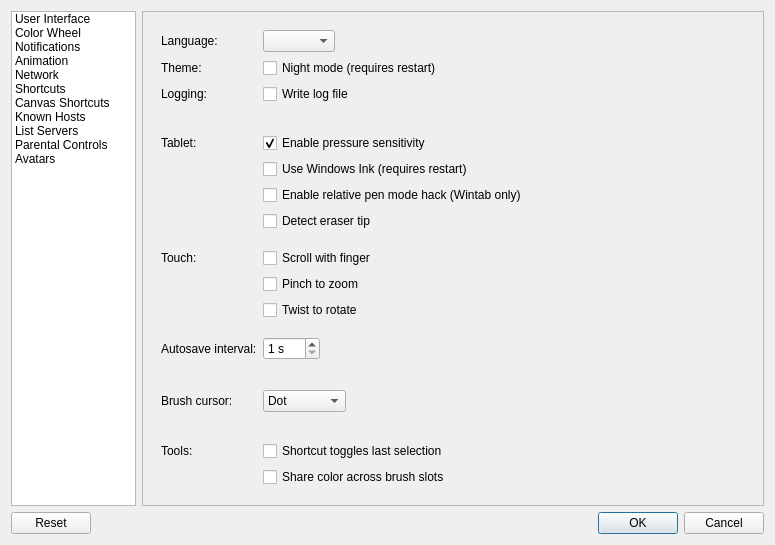
drawpile/Drawpile, file src/desktop/ui/settings.ui: the form before one commit.
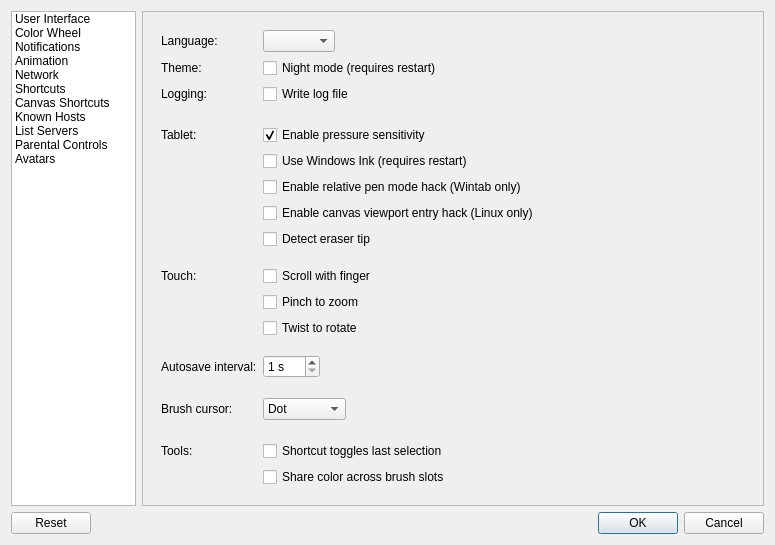
The form after the commit. The open tabs and pages were chosen to show the change. Icons and pictures are not drawn. Custom widgets are drawn as their Qt base class.

Commit message: Implement canvas viewport entry hack for Linux

```diff
--- a/src/desktop/ui/settings.ui
+++ b/src/desktop/ui/settings.ui
@@ -176,14 +176,14 @@
               </property>
              </widget>
             </item>
-            <item row="9" column="1">
+            <item row="10" column="1">
              <widget class="QCheckBox" name="tabletEraser">
               <property name="text">
                <string>Detect eraser tip</string>
               </property>
              </widget>
             </item>
-            <item row="10" column="1">
+            <item row="11" column="1">
              <spacer name="verticalSpacer_5">
               <property name="orientation">
                <enum>Qt::Vertical</enum>
@@ -199,35 +199,35 @@
               </property>
              </spacer>
             </item>
-            <item row="11" column="0">
+            <item row="12" column="0">
              <widget class="QLabel" name="label_12">
               <property name="text">
                <string>Touch:</string>
               </property>
              </widget>
             </item>
-            <item row="11" column="1">
+            <item row="12" column="1">
              <widget class="QCheckBox" name="touchscroll">
               <property name="text">
                <string>Scroll with finger</string>
               </property>
              </widget>
             </item>
-            <item row="12" column="1">
+            <item row="13" column="1">
              <widget class="QCheckBox" name="touchpinch">
               <property name="text">
                <string>Pinch to zoom</string>
               </property>
              </widget>
             </item>
-            <item row="13" column="1">
+            <item row="14" column="1">
              <widget class="QCheckBox" name="touchtwist">
               <property name="text">
                <string>Twist to rotate</string>
               </property>
              </widget>
             </item>
-            <item row="14" column="1">
+            <item row="15" column="1">
              <spacer name="verticalSpacer_3">
               <property name="orientation">
                <enum>Qt::Vertical</enum>
@@ -243,14 +243,14 @@
               </property>
              </spacer>
             </item>
-            <item row="16" column="0">
+            <item row="17" column="0">
              <widget class="QLabel" name="label_11">
               <property name="text">
                <string>Autosave interval:</string>
               </property>
              </widget>
             </item>
-            <item row="16" column="1">
+            <item row="17" column="1">
              <widget class="QSpinBox" name="autosaveInterval">
               <property name="suffix">
                <string> s</string>
@@ -263,7 +263,7 @@
               </property>
              </widget>
             </item>
-            <item row="17" column="1">
+            <item row="18" column="1">
              <spacer name="verticalSpacer_9">
               <property name="orientation">
                <enum>Qt::Vertical</enum>
@@ -276,14 +276,14 @@
               </property>
              </spacer>
             </item>
-            <item row="18" column="0">
+            <item row="19" column="0">
              <widget class="QLabel" name="label_16">
               <property name="text">
                <string>Brush cursor:</string>
               </property>
              </widget>
             </item>
-            <item row="18" column="1">
+            <item row="19" column="1">
              <widget class="QComboBox" name="brushCursorBox">
               <item>
                <property name="text">
@@ -302,7 +302,7 @@
               </item>
              </widget>
             </item>
-            <item row="19" column="1">
+            <item row="20" column="1">
              <spacer name="verticalSpacer">
               <property name="orientation">
                <enum>Qt::Vertical</enum>
@@ -315,27 +315,37 @@
               </property>
              </spacer>
             </item>
-            <item row="20" column="0">
+            <item row="21" column="0">
              <widget class="QLabel" name="label_2">
               <property name="text">
                <string>Tools:</string>
               </property>
              </widget>
             </item>
-            <item row="20" column="1">
+            <item row="21" column="1">
              <widget class="QCheckBox" name="toolToggleShortcut">
               <property name="text">
                <string>Shortcut toggles last selection</string>
               </property>
              </widget>
             </item>
-            <item row="21" column="1">
+            <item row="22" column="1">
              <widget class="QCheckBox" name="shareBrushSlotColor">
               <property name="text">
                <string>Share color across brush slots</string>
               </property>
              </widget>
             </item>
+            <item row="9" column="1">
+             <widget class="QCheckBox" name="viewportEntryHack">
+              <property name="toolTip">
+               <string>Enable this workaround if your cursor doesn't update when you move it into the canvas with the tablet pen.</string>
+              </property>
+              <property name="text">
+               <string>Enable canvas viewport entry hack (Linux only)</string>
+              </property>
+             </widget>
+            </item>
            </layout>
           </widget>
           <widget class="QWidget" name="colorwheelPage">
```
The commit also changes 4 other files.
